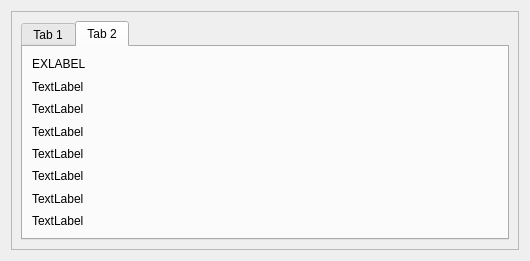
First picture: the form in docs/Practice Containers UI.ui, repository packse/Timesheet, before the edit.
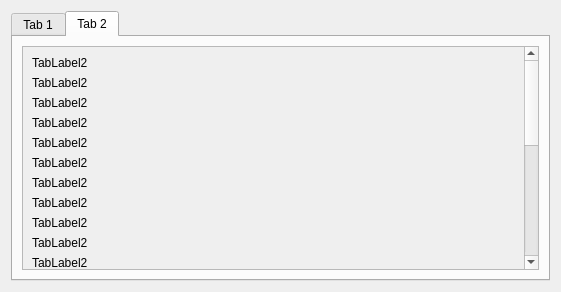
Second picture: the form after the edit. The open tabs and pages were chosen to show the change.

Commit message: Practiced on using stacked layouts and comboboxes and started creating the actual widget layouts for the training hours only

Diff of the .ui file:
```diff
--- a/docs/Practice Containers UI.ui
+++ b/docs/Practice Containers UI.ui
@@ -6,39 +6,39 @@
    <rect>
     <x>0</x>
     <y>0</y>
-    <width>530</width>
-    <height>261</height>
+    <width>561</width>
+    <height>292</height>
    </rect>
   </property>
   <property name="windowTitle">
    <string>Form</string>
   </property>
-  <layout class="QHBoxLayout" name="horizontalLayout">
+  <layout class="QVBoxLayout" name="verticalLayout_2">
    <item>
-    <widget class="QScrollArea" name="scrollArea">
-     <property name="widgetResizable">
-      <bool>true</bool>
+    <widget class="QTabWidget" name="tabWidget">
+     <property name="currentIndex">
+      <number>1</number>
      </property>
-     <widget class="QWidget" name="scrollAreaWidgetContents_3">
-      <property name="geometry">
-       <rect>
-        <x>0</x>
-        <y>0</y>
-        <width>516</width>
-        <height>247</height>
-       </rect>
-      </property>
-      <layout class="QHBoxLayout" name="horizontalLayout_2">
+     <widget class="QWidget" name="tab_3">
+      <attribute name="title">
+       <string>Tab 1</string>
+      </attribute>
+      <layout class="QVBoxLayout" name="verticalLayout_4">
        <item>
-        <widget class="QTabWidget" name="tabWidget">
-         <property name="currentIndex">
-          <number>0</number>
+        <widget class="QScrollArea" name="scrollArea">
+         <property name="widgetResizable">
+          <bool>true</bool>
          </property>
-         <widget class="QWidget" name="tab_3">
-          <attribute name="title">
-           <string>Tab 1</string>
-          </attribute>
-          <layout class="QVBoxLayout" name="verticalLayout_4">
+         <widget class="QWidget" name="scrollAreaWidgetContents_3">
+          <property name="geometry">
+           <rect>
+            <x>0</x>
+            <y>0</y>
+            <width>529</width>
+            <height>243</height>
+           </rect>
+          </property>
+          <layout class="QVBoxLayout" name="verticalLayout">
            <item>
             <widget class="QLabel" name="label">
              <property name="text">
@@ -97,64 +97,202 @@
            </item>
           </layout>
          </widget>
-         <widget class="QWidget" name="tab_4">
-          <attribute name="title">
-           <string>Tab 2</string>
-          </attribute>
+        </widget>
+       </item>
+      </layout>
+     </widget>
+     <widget class="QWidget" name="tab_4">
+      <attribute name="title">
+       <string>Tab 2</string>
+      </attribute>
+      <layout class="QVBoxLayout" name="verticalLayout_3">
+       <item>
+        <widget class="QScrollArea" name="scrollArea_2">
+         <property name="widgetResizable">
+          <bool>true</bool>
+         </property>
+         <widget class="QWidget" name="scrollAreaWidgetContents">
+          <property name="geometry">
+           <rect>
+            <x>0</x>
+            <y>0</y>
+            <width>516</width>
+            <height>358</height>
+           </rect>
+          </property>
           <layout class="QVBoxLayout" name="verticalLayout_5">
            <item>
             <widget class="QLabel" name="label_9">
              <property name="text">
-              <string>EXLABEL</string>
+              <string>TabLabel2</string>
+             </property>
+            </widget>
+           </item>
+           <item>
+            <widget class="QLabel" name="label_32">
+             <property name="text">
+              <string>TabLabel2</string>
+             </property>
+            </widget>
+           </item>
+           <item>
+            <widget class="QLabel" name="label_30">
+             <property name="text">
+              <string>TabLabel2</string>
+             </property>
+            </widget>
+           </item>
+           <item>
+            <widget class="QLabel" name="label_28">
+             <property name="text">
+              <string>TabLabel2</string>
+             </property>
+            </widget>
+           </item>
+           <item>
+            <widget class="QLabel" name="label_22">
+             <property name="text">
+              <string>TabLabel2</string>
+             </property>
+            </widget>
+           </item>
+           <item>
+            <widget class="QLabel" name="label_20">
+             <property name="text">
+              <string>TabLabel2</string>
+             </property>
+            </widget>
+           </item>
+           <item>
+            <widget class="QLabel" name="label_19">
+             <property name="text">
+              <string>TabLabel2</string>
+             </property>
+            </widget>
+           </item>
+           <item>
+            <widget class="QLabel" name="label_26">
+             <property name="text">
+              <string>TabLabel2</string>
+             </property>
+            </widget>
+           </item>
+           <item>
+            <widget class="QLabel" name="label_25">
+             <property name="text">
+              <string>TabLabel2</string>
+             </property>
+            </widget>
+           </item>
+           <item>
+            <widget class="QLabel" name="label_21">
+             <property name="text">
+              <string>TabLabel2</string>
+             </property>
+            </widget>
+           </item>
+           <item>
+            <widget class="QLabel" name="label_29">
+             <property name="text">
+              <string>TabLabel2</string>
+             </property>
+            </widget>
+           </item>
+           <item>
+            <widget class="QLabel" name="label_27">
+             <property name="text">
+              <string>TabLabel2</string>
+             </property>
+            </widget>
+           </item>
+           <item>
+            <widget class="QLabel" name="label_23">
+             <property name="text">
+              <string>TabLabel2</string>
+             </property>
+            </widget>
+           </item>
+           <item>
+            <widget class="QLabel" name="label_24">
+             <property name="text">
+              <string>TabLabel2</string>
              </property>
             </widget>
            </item>
            <item>
             <widget class="QLabel" name="label_10">
              <property name="text">
-              <string>TextLabel</string>
+              <string>TabLabel2</string>
+             </property>
+            </widget>
+           </item>
+           <item>
+            <widget class="QLabel" name="label_33">
+             <property name="text">
+              <string>TabLabel2</string>
+             </property>
+            </widget>
+           </item>
+           <item>
+            <widget class="QLabel" name="label_18">
+             <property name="text">
+              <string>TabLabel2</string>
+             </property>
+            </widget>
+           </item>
+           <item>
+            <widget class="QLabel" name="label_11">
+             <property name="text">
+              <string>TabLabel2</string>
+             </property>
+            </widget>
+           </item>
+           <item>
+            <widget class="QLabel" name="label_12">
+             <property name="text">
+              <string>TabLabel2</string>
+             </property>
+            </widget>
+           </item>
+           <item>
+            <widget class="QLabel" name="label_17">
+             <property name="text">
+              <string>TabLabel2</string>
              </property>
             </widget>
            </item>
            <item>
             <widget class="QLabel" name="label_13">
              <property name="text">
-              <string>TextLabel</string>
+              <string>TabLabel2</string>
              </property>
             </widget>
            </item>
            <item>
             <widget class="QLabel" name="label_15">
              <property name="text">
-              <string>TextLabel</string>
+              <string>TabLabel2</string>
              </property>
             </widget>
            </item>
            <item>
             <widget class="QLabel" name="label_16">
              <property name="text">
-              <string>TextLabel</string>
+              <string>TabLabel2</string>
+             </property>
+            </widget>
+           </item>
+           <item>
+            <widget class="QLabel" name="label_15">
+             <property name="text">
+              <string>TabLabel2</string>
              </property>
             </widget>
            </item>
            <item>
             <widget class="QLabel" name="label_14">
              <property name="text">
-              <string>TextLabel</string>
-             </property>
-            </widget>
-           </item>
-           <item>
-            <widget class="QLabel" name="label_12">
-             <property name="text">
-              <string>TextLabel</string>
-             </property>
-            </widget>
-           </item>
-           <item>
-            <widget class="QLabel" name="label_11">
-             <property name="text">
-              <string>TextLabel</string>
+              <string>TabLabel2</string>
              </property>
             </widget>
            </item>
```
Left out of the diff: 16 changed lines with no effect on the pictures. The commit also changes 4 other files.
